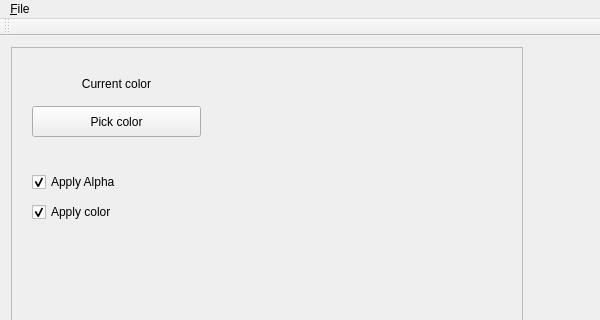
Qt form QtCuda/mainwindow.ui (luosz/cuda-visibility) before a commit; both pictures show x 0 to 600 and y 0 to 320 of the 600 by 800 pixel window.
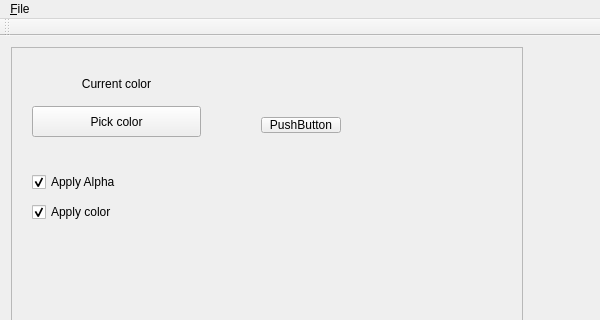
The same form after that commit.

Commit message: change button color

What changed in the file:
```diff
--- a/QtCuda/mainwindow.ui
+++ b/QtCuda/mainwindow.ui
@@ -123,6 +123,19 @@
         </item>
        </layout>
       </widget>
+      <widget class="QPushButton" name="pushButton_2">
+       <property name="geometry">
+        <rect>
+         <x>250</x>
+         <y>70</y>
+         <width>80</width>
+         <height>16</height>
+        </rect>
+       </property>
+       <property name="text">
+        <string>PushButton</string>
+       </property>
+      </widget>
      </widget>
     </item>
    </layout>
```
Left out of the diff: 3 changed lines with no effect on the pictures. The commit also changes 4 other files.
